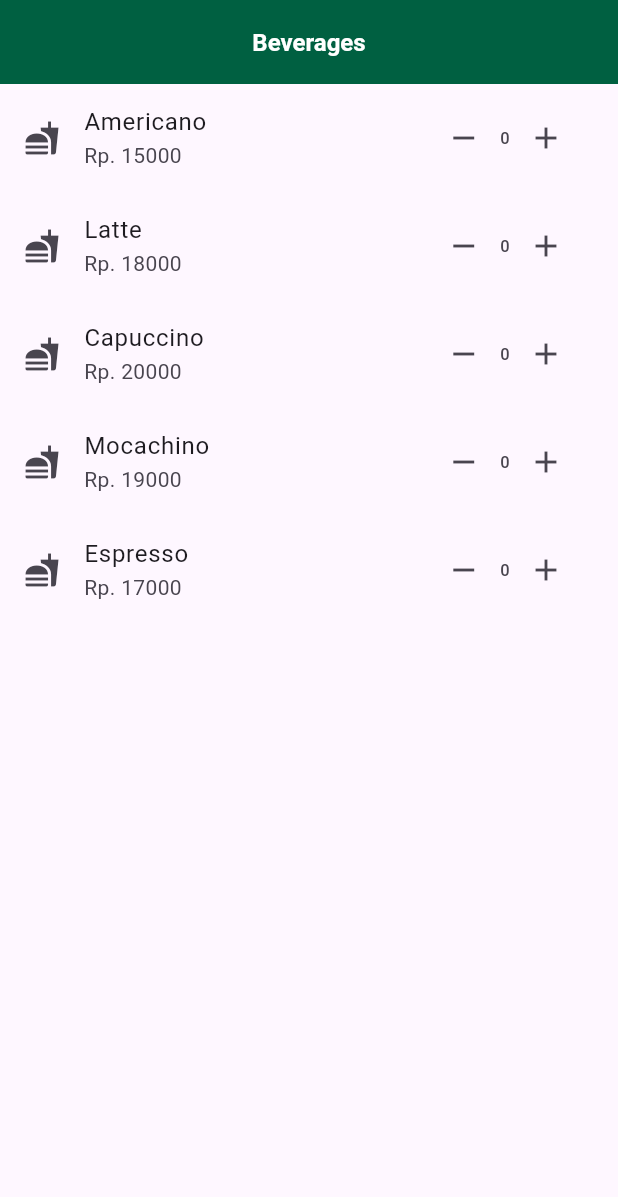
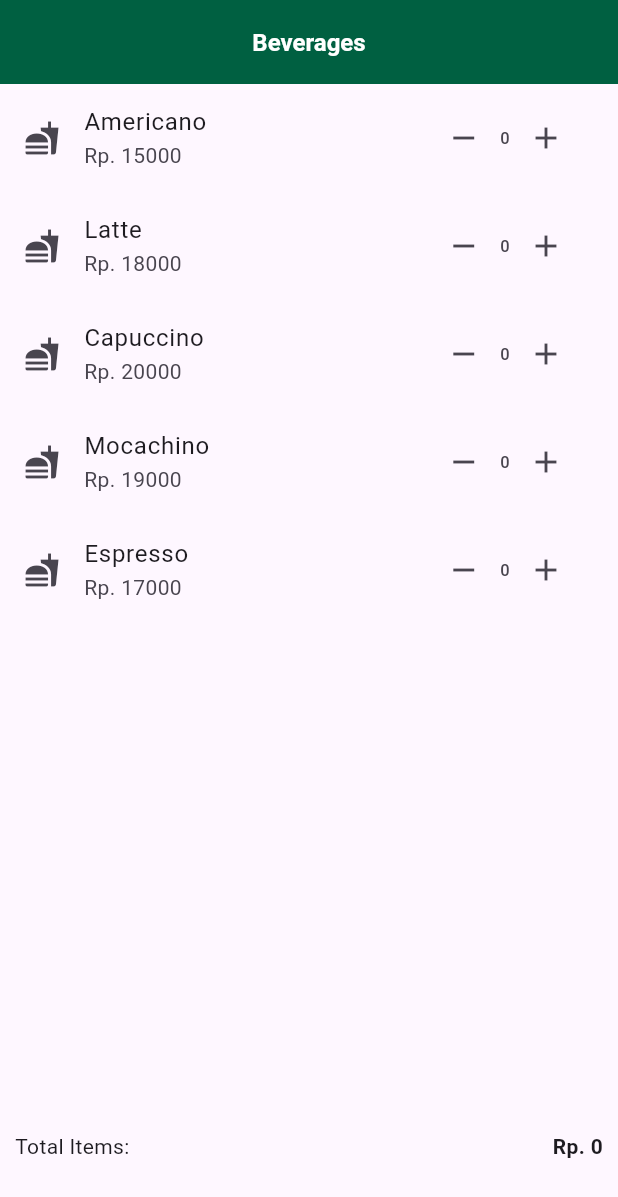
Before and after one commit to meshachvijaya/my_flutter_app, a Flutter app: the MenuList screen opened directly, on a phone screen of 412 x 824 dp. Shown: the top 1197 px of the screen. Run offline on Flutter 3.47's test engine with Material 3 defaults, Android fonts, the phone set to English and light mode, and no system bars; our stand-ins replace qr_flutter.

Commit message:
fix sub total

```diff
--- a/lib/menu_notifier.dart
+++ b/lib/menu_notifier.dart
@@ -9,6 +9,14 @@ class MenuNotifier extends ChangeNotifier {
     MenuItem(name: "Mocachino", price: 19000),
     MenuItem(name: "Espresso", price: 17000),
   ];
+
+  int get totalAmount {
+    int total = 0;
+    for (var item in items) {
+      total += item.price * item.quantity;
+    }
+    return total;
+  }
 
   void incrementQuantity(int index) {
     if (items[index].quantity >= 0) {
--- a/lib/screens/menu_list.dart
+++ b/lib/screens/menu_list.dart
@@ -1,14 +1,13 @@
 import 'package:flutter/material.dart';
 import 'package:provider/provider.dart';
 import '../menu_notifier.dart';
-import '/menu_item.dart';
 
 class MenuList extends StatelessWidget {
   const MenuList({super.key});
 
   @override
   Widget build(BuildContext context) {
-    var menuNotifier = Provider.of<MenuNotifier>(context);
+    final menuNotifier = Provider.of<MenuNotifier>(context);
 
     return Scaffold(
       appBar: AppBar(
@@ -20,11 +19,13 @@ class MenuList extends StatelessWidget {
         backgroundColor: const Color(0xFF006041),
         centerTitle: true,
       ),
-      body: ListView.builder(
+      body: Column(
+        children: [
+          Expanded(
+            child: ListView.builder(
               itemCount: menuNotifier.items.length,
               itemBuilder: (context, index) {
-          MenuItem currentItem = menuNotifier.items[index];
-
+                final currentItem = menuNotifier.items[index];
                 return ListTile(
                   leading: const Icon(Icons.fastfood),
                   title: Text(currentItem.name),
@@ -44,12 +45,28 @@ class MenuList extends StatelessWidget {
                         onPressed: () {
                           menuNotifier.incrementQuantity(index);
                         },
-                ),
+                      )
                     ],
                   ),
                 );
               },
             ),
+          ),
+          Padding(
+            padding: const EdgeInsets.fromLTRB(10, 8, 10, 50),
+            child: Row(
+              mainAxisAlignment: MainAxisAlignment.spaceBetween,
+              children: [
+                const Text("Total Items: "),
+                Text(
+                  'Rp. ${menuNotifier.totalAmount}',
+                  style: const TextStyle(fontWeight: FontWeight.w600),
+                ),
+              ],
+            ),
+          ),
+        ],
+      ),
     );
   }
 }
```
Lines whose indentation alone changed are shown as unchanged.
